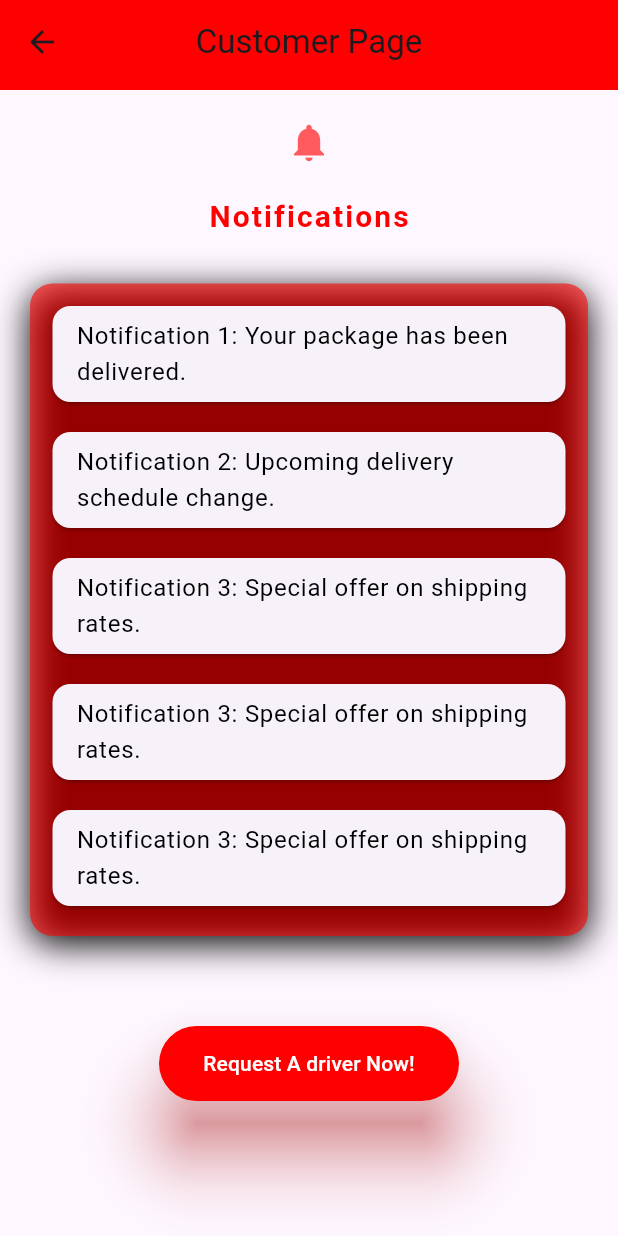
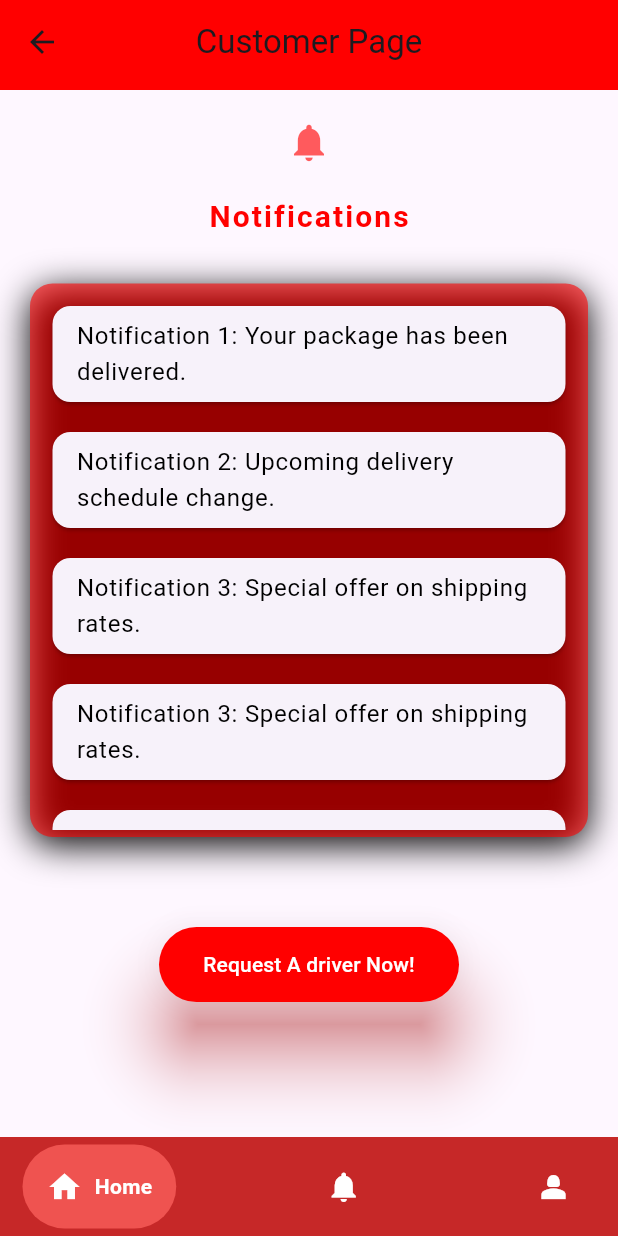
Before and after one commit to NotWai/UTMDash, a Flutter app: the CustomerPage screen opened directly, on a phone screen of 412 x 824 dp. Run offline on Flutter 3.47's test engine with Material 3 defaults, Android fonts, the light colour scheme and no system bars; drawn by our look-alikes of google_nav_bar.

Commit message:
Navigation_Bar

```diff
--- a/App/utm_dash/lib/main.dart
+++ b/App/utm_dash/lib/main.dart
@@ -7,10 +7,9 @@
 import 'package:utm_dash/viewCustomerPage.dart';
 
 void main() {
-  runApp(const MyApp());
   runApp(const MaterialApp(
     debugShowCheckedModeBanner: false,
-    home: SignUp(),
+    home: MyApp(),
   ));
 }
 
--- a/App/utm_dash/lib/viewCustomerPage.dart
+++ b/App/utm_dash/lib/viewCustomerPage.dart
@@ -1,4 +1,8 @@
+// ignore_for_file: prefer_const_literals_to_create_immutables, prefer_const_constructors
+
 import 'package:flutter/material.dart';
+import 'package:google_nav_bar/google_nav_bar.dart';
+import 'package:utm_dash/signup.dart';
 
 class CustomerPage extends StatefulWidget {
   @override
@@ -29,6 +33,41 @@
   @override
   Widget build(BuildContext context) {
     return Scaffold(
+      bottomNavigationBar: Container(
+        color: Colors.red[800],
+        child: Padding(
+          padding: const EdgeInsets.symmetric(horizontal: 15, vertical: 5),
+          child: GNav(
+            color: Colors.white,
+            activeColor: Colors.white,
+            tabBackgroundColor: Colors.red.shade400,
+            padding: EdgeInsets.all(16),
+            tabs: [
+              GButton(
+                gap: 8,
+                icon: Icons.home,
+                text: 'Home',
+                onPressed: (){
+                  Navigator.push(
+                    context,
+                    MaterialPageRoute(builder: (context) => SignUp()),
+                  );
+                },
+              ),
+              GButton(
+                gap: 8,
+                icon: Icons.notifications,
+                text: 'Notifications',
+              ),
+              GButton(
+                gap: 8,
+                icon: Icons.person_2,
+                text: 'Profile',
+              ),
+            ],
+          ),
+        ),
+      ),
       appBar: CustomAppBar(),
       body: Column(
         mainAxisAlignment: MainAxisAlignment.center,
@@ -52,15 +91,15 @@
           SizedBox(height: 10),
           Expanded(
             child: Container(
-              margin: EdgeInsets.all(20), // Add margin for the border radius
+              margin: EdgeInsets.all(20),
               decoration: BoxDecoration(
                 color: Color.fromARGB(151, 255, 0, 0),
-                borderRadius: BorderRadius.circular(15), // Add border radius
+                borderRadius: BorderRadius.circular(15),
                 boxShadow: [
                   BoxShadow(
-                    color: Colors.black, // Shadow color
-                    blurRadius: 20, // Shadow blur radius
-                    offset: Offset(0, 5), // Shadow offset
+                    color: Colors.black,
+                    blurRadius: 20,
+                    offset: Offset(0, 5),
                   ),
                 ],
               ),
--- a/App/utm_dash/pubspec.yaml
+++ b/App/utm_dash/pubspec.yaml
@@ -35,6 +35,7 @@
   # The following adds the Cupertino Icons font to your application.
   # Use with the CupertinoIcons class for iOS style icons.
   cupertino_icons: ^1.0.2
+  google_nav_bar: ^5.0.6
 
 dev_dependencies:
   flutter_test:
```
Also changed, not shown: App/utm_dash/pubspec.lock.
